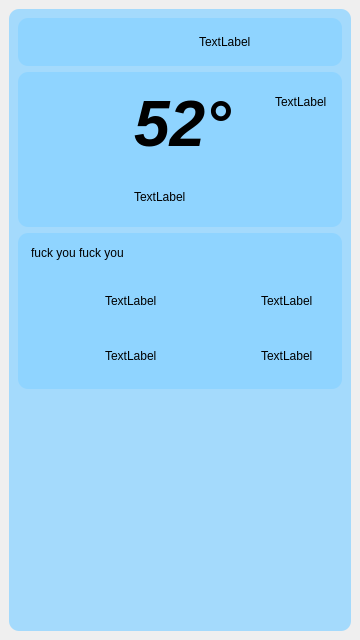
Old version of the form mainwindow.ui in the repository FangRenHub/weather.
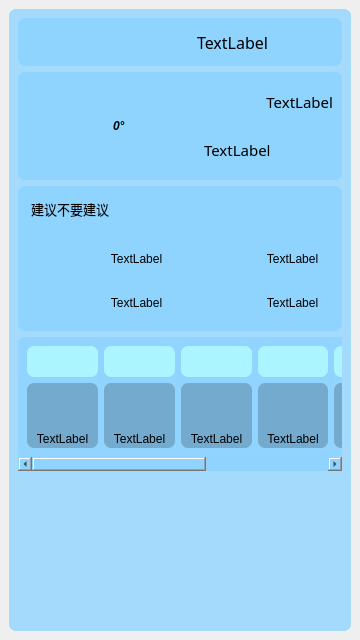
New version of the form. Icons and pictures are not drawn.

Diff of the .ui file:
```diff
--- a/mainwindow.ui
+++ b/mainwindow.ui
@@ -19,9 +19,9 @@
      <widget class="QWidget" name="ChildWidget" native="true">
       <property name="styleSheet">
        <string notr="true">background-color: rgba(143, 212, 255, 200);
-border-radius: 10px;</string>
+border-radius: 7px;</string>
       </property>
-      <layout class="QVBoxLayout" name="verticalLayout_2" stretch="1,4,4,6">
+      <layout class="QVBoxLayout" name="verticalLayout_2" stretch="1,3,4,0,0">
        <item>
         <widget class="QWidget" name="widget_2" native="true">
          <property name="sizePolicy">
@@ -33,7 +33,7 @@
          <property name="styleSheet">
           <string notr="true">background-color: rgba(143, 212, 255, 255);</string>
          </property>
-         <layout class="QHBoxLayout" name="horizontalLayout" stretch="3,1,2,5">
+         <layout class="QHBoxLayout" name="horizontalLayout" stretch="3,1,3,6">
           <item>
            <widget class="QLineEdit" name="cityEdit">
             <property name="font">
@@ -70,7 +70,7 @@
             </property>
             <property name="sizeHint" stdset="0">
              <size>
-              <width>49</width>
+              <width>62</width>
               <height>30</height>
              </size>
             </property>
@@ -84,6 +84,12 @@
               <verstretch>0</verstretch>
              </sizepolicy>
             </property>
+            <property name="font">
+             <font>
+              <family>黑体</family>
+              <pointsize>12</pointsize>
+             </font>
+            </property>
             <property name="text">
              <string>TextLabel</string>
             </property>
@@ -97,9 +103,24 @@
          <property name="styleSheet">
           <string notr="true">background-color: rgba(143, 212, 255, 255);</string>
          </property>
-         <layout class="QGridLayout" name="gridLayout" columnstretch="7,5,2,2,1,0,0">
-          <item row="0" column="0" rowspan="3">
-           <widget class="QLabel" name="weatLabel">
+         <layout class="QGridLayout" name="gridLayout" columnstretch="3,3,2,2">
+          <item row="0" column="0" rowspan="2">
+           <widget class="QLabel" name="todIcon">
+            <property name="enabled">
+             <bool>true</bool>
+            </property>
+            <property name="sizePolicy">
+             <sizepolicy hsizetype="Ignored" vsizetype="Ignored">
+              <horstretch>0</horstretch>
+              <verstretch>0</verstretch>
+             </sizepolicy>
+            </property>
+            <property name="maximumSize">
+             <size>
+              <width>80</width>
+              <height>80</height>
+             </size>
+            </property>
             <property name="autoFillBackground">
              <bool>false</bool>
             </property>
@@ -111,53 +132,72 @@
             </property>
            </widget>
           </item>
+          <item row="0" column="1" rowspan="2">
+           <widget class="QLabel" name="wenduLab">
+            <property name="enabled">
+             <bool>true</bool>
+            </property>
+            <property name="maximumSize">
+             <size>
+              <width>120</width>
+              <height>91</height>
+             </size>
+            </property>
+            <property name="styleSheet">
+             <string notr="true">font: 48pt &quot;Agency FB&quot;;
+font-weight: bold;
+font-style:italic;
+</string>
+            </property>
+            <property name="text">
+             <string>&lt;html&gt;&lt;head/&gt;&lt;body&gt;&lt;p&gt;0°&lt;/p&gt;&lt;/body&gt;&lt;/html&gt;</string>
+            </property>
+           </widget>
+          </item>
+          <item row="1" column="2" colspan="2">
+           <widget class="QLabel" name="mainTypeLab">
+            <property name="maximumSize">
+             <size>
+              <width>109</width>
+              <height>42</height>
+             </size>
+            </property>
+            <property name="font">
+             <font>
+              <family>黑体</family>
+              <pointsize>11</pointsize>
+              <weight>50</weight>
+              <italic>false</italic>
+              <bold>false</bold>
+             </font>
+            </property>
+            <property name="styleSheet">
+             <string notr="true">font: 11pt &quot;黑体&quot;;</string>
+            </property>
+            <property name="text">
+             <string>TextLabel</string>
+            </property>
+           </widget>
+          </item>
           <item row="0" column="3">
-           <spacer name="horizontalSpacer_3">
-            <property name="orientation">
-             <enum>Qt::Horizontal</enum>
-            </property>
-            <property name="sizeHint" stdset="0">
+           <widget class="QLabel" name="cityLab">
+            <property name="maximumSize">
              <size>
-              <width>118</width>
-              <height>20</height>
+              <width>19999</width>
+              <height>19999</height>
              </size>
             </property>
-           </spacer>
-          </item>
-          <item row="0" column="1" rowspan="2" colspan="2">
-           <widget class="QLabel" name="label_3">
-            <property name="styleSheet">
-             <string notr="true">font: 36pt &quot;Agency FB&quot;;</string>
+            <property name="font">
+             <font>
+              <family>黑体</family>
+              <pointsize>11</pointsize>
+             </font>
             </property>
             <property name="text">
-             <string>&lt;html&gt;&lt;head/&gt;&lt;body&gt;&lt;p&gt;&lt;span style=&quot; font-size:48pt; font-weight:600; font-style:italic;&quot;&gt;52°&lt;/span&gt;&lt;/p&gt;&lt;/body&gt;&lt;/html&gt;</string>
-            </property>
-           </widget>
-          </item>
-          <item row="0" column="4">
-           <widget class="QLabel" name="label_5">
-            <property name="text">
              <string>TextLabel</string>
             </property>
-           </widget>
-          </item>
-          <item row="2" column="4" colspan="2">
-           <spacer name="horizontalSpacer_2">
-            <property name="orientation">
-             <enum>Qt::Horizontal</enum>
-            </property>
-            <property name="sizeHint" stdset="0">
-             <size>
-              <width>20</width>
-              <height>20</height>
-             </size>
-            </property>
-           </spacer>
-          </item>
-          <item row="2" column="1" colspan="3">
-           <widget class="QLabel" name="label_4">
-            <property name="text">
-             <string>TextLabel</string>
+            <property name="alignment">
+             <set>Qt::AlignRight|Qt::AlignTrailing|Qt::AlignVCenter</set>
             </property>
            </widget>
           </item>
@@ -169,70 +209,7 @@
          <property name="styleSheet">
           <string notr="true">background-color: rgba(143, 212, 255, 255);</string>
          </property>
-         <layout class="QGridLayout" name="gridLayout_2" rowstretch="4,7,7">
-          <item row="0" column="0" colspan="2">
-           <widget class="QTextBrowser" name="textBrowser">
-            <property name="sizePolicy">
-             <sizepolicy hsizetype="Ignored" vsizetype="Ignored">
-              <horstretch>0</horstretch>
-              <verstretch>0</verstretch>
-             </sizepolicy>
-            </property>
-            <property name="html">
-             <string>&lt;!DOCTYPE HTML PUBLIC &quot;-//W3C//DTD HTML 4.0//EN&quot; &quot;http://www.w3.org/TR/REC-html40/strict.dtd&quot;&gt;
-&lt;html&gt;&lt;head&gt;&lt;meta name=&quot;qrichtext&quot; content=&quot;1&quot; /&gt;&lt;style type=&quot;text/css&quot;&gt;
-p, li { white-space: pre-wrap; }
-&lt;/style&gt;&lt;/head&gt;&lt;body style=&quot; font-family:'SimSun'; font-size:9pt; font-weight:400; font-style:normal;&quot;&gt;
-&lt;p style=&quot; margin-top:0px; margin-bottom:0px; margin-left:0px; margin-right:0px; -qt-block-indent:0; text-indent:0px;&quot;&gt;fuck you fuck you&lt;/p&gt;&lt;/body&gt;&lt;/html&gt;</string>
-            </property>
-           </widget>
-          </item>
-          <item row="1" column="0">
-           <widget class="QWidget" name="widget_5" native="true">
-            <layout class="QHBoxLayout" name="horizontalLayout_2">
-             <item>
-              <widget class="QLabel" name="label_6">
-               <property name="styleSheet">
-                <string notr="true">image: url(:/humidity.png);</string>
-               </property>
-               <property name="text">
-                <string/>
-               </property>
-              </widget>
-             </item>
-             <item>
-              <widget class="QLabel" name="label_7">
-               <property name="text">
-                <string>TextLabel</string>
-               </property>
-              </widget>
-             </item>
-            </layout>
-           </widget>
-          </item>
-          <item row="1" column="1">
-           <widget class="QWidget" name="widget_6" native="true">
-            <layout class="QHBoxLayout" name="horizontalLayout_3">
-             <item>
-              <widget class="QLabel" name="label_8">
-               <property name="styleSheet">
-                <string notr="true">image: url(:/aqi.png);</string>
-               </property>
-               <property name="text">
-                <string/>
-               </property>
-              </widget>
-             </item>
-             <item>
-              <widget class="QLabel" name="label_9">
-               <property name="text">
-                <string>TextLabel</string>
-               </property>
-              </widget>
-             </item>
-            </layout>
-           </widget>
-          </item>
+         <layout class="QGridLayout" name="gridLayout_2" rowstretch="0,0,0">
           <item row="2" column="0">
            <widget class="QWidget" name="widget_7" native="true">
             <layout class="QHBoxLayout" name="horizontalLayout_4">
@@ -247,9 +224,47 @@
               </widget>
              </item>
              <item>
-              <widget class="QLabel" name="label_11">
+              <widget class="QLabel" name="windLab">
+               <property name="styleSheet">
+                <string notr="true">font: 12pt &quot;黑体&quot;;</string>
+               </property>
                <property name="text">
                 <string>TextLabel</string>
+               </property>
+               <property name="alignment">
+                <set>Qt::AlignCenter</set>
+               </property>
+              </widget>
+             </item>
+            </layout>
+           </widget>
+          </item>
+          <item row="1" column="0">
+           <widget class="QWidget" name="widget_5" native="true">
+            <property name="styleSheet">
+             <string notr="true">shadow: 10px 5px 5px red;</string>
+            </property>
+            <layout class="QHBoxLayout" name="horizontalLayout_2">
+             <item>
+              <widget class="QLabel" name="label_6">
+               <property name="styleSheet">
+                <string notr="true">image: url(:/humidity.png);</string>
+               </property>
+               <property name="text">
+                <string/>
+               </property>
+              </widget>
+             </item>
+             <item>
+              <widget class="QLabel" name="shiLab">
+               <property name="styleSheet">
+                <string notr="true">font: 12pt &quot;黑体&quot;;</string>
+               </property>
+               <property name="text">
+                <string>TextLabel</string>
+               </property>
+               <property name="alignment">
+                <set>Qt::AlignCenter</set>
                </property>
               </widget>
              </item>
@@ -267,12 +282,70 @@
                <property name="text">
                 <string/>
                </property>
+               <property name="alignment">
+                <set>Qt::AlignCenter</set>
+               </property>
               </widget>
              </item>
              <item>
-              <widget class="QLabel" name="label_13">
+              <widget class="QLabel" name="pmLab">
+               <property name="styleSheet">
+                <string notr="true">font: 12pt &quot;黑体&quot;;</string>
+               </property>
                <property name="text">
                 <string>TextLabel</string>
+               </property>
+               <property name="alignment">
+                <set>Qt::AlignCenter</set>
+               </property>
+              </widget>
+             </item>
+            </layout>
+           </widget>
+          </item>
+          <item row="0" column="0" colspan="2">
+           <widget class="QTextBrowser" name="ganLab">
+            <property name="sizePolicy">
+             <sizepolicy hsizetype="Ignored" vsizetype="Ignored">
+              <horstretch>0</horstretch>
+              <verstretch>0</verstretch>
+             </sizepolicy>
+            </property>
+            <property name="styleSheet">
+             <string notr="true">font: 10pt &quot;黑体&quot;;</string>
+            </property>
+            <property name="html">
+             <string>&lt;!DOCTYPE HTML PUBLIC &quot;-//W3C//DTD HTML 4.0//EN&quot; &quot;http://www.w3.org/TR/REC-html40/strict.dtd&quot;&gt;
+&lt;html&gt;&lt;head&gt;&lt;meta name=&quot;qrichtext&quot; content=&quot;1&quot; /&gt;&lt;style type=&quot;text/css&quot;&gt;
+p, li { white-space: pre-wrap; }
+&lt;/style&gt;&lt;/head&gt;&lt;body style=&quot; font-family:'黑体'; font-size:10pt; font-weight:400; font-style:normal;&quot;&gt;
+&lt;p style=&quot; margin-top:0px; margin-bottom:0px; margin-left:0px; margin-right:0px; -qt-block-indent:0; text-indent:0px;&quot;&gt;建议不要建议&lt;/p&gt;&lt;/body&gt;&lt;/html&gt;</string>
+            </property>
+           </widget>
+          </item>
+          <item row="1" column="1">
+           <widget class="QWidget" name="widget_6" native="true">
+            <layout class="QHBoxLayout" name="horizontalLayout_3">
+             <item>
+              <widget class="QLabel" name="label_8">
+               <property name="styleSheet">
+                <string notr="true">image: url(:/aqi.png);</string>
+               </property>
+               <property name="text">
+                <string/>
+               </property>
+              </widget>
+             </item>
+             <item>
+              <widget class="QLabel" name="qualLab">
+               <property name="styleSheet">
+                <string notr="true">font: 12pt &quot;黑体&quot;;</string>
+               </property>
+               <property name="text">
+                <string>TextLabel</string>
+               </property>
+               <property name="alignment">
+                <set>Qt::AlignCenter</set>
                </property>
               </widget>
              </item>
@@ -282,6 +355,470 @@
          </layout>
         </widget>
        </item>
+       <item>
+        <widget class="QScrollArea" name="scrollArea">
+         <property name="lineWidth">
+          <number>1</number>
+         </property>
+         <property name="verticalScrollBarPolicy">
+          <enum>Qt::ScrollBarAlwaysOff</enum>
+         </property>
+         <property name="horizontalScrollBarPolicy">
+          <enum>Qt::ScrollBarAlwaysOn</enum>
+         </property>
+         <property name="sizeAdjustPolicy">
+          <enum>QAbstractScrollArea::AdjustIgnored</enum>
+         </property>
+         <property name="widgetResizable">
+          <bool>false</bool>
+         </property>
+         <widget class="QWidget" name="scrollAreaWidgetContents">
+          <property name="geometry">
+           <rect>
+            <x>0</x>
+            <y>0</y>
+            <width>550</width>
+            <height>120</height>
+           </rect>
+          </property>
+          <layout class="QGridLayout" name="gridLayout_3" columnstretch="1,1,1,1,1,1,1" rowminimumheight="10,65">
+           <item row="0" column="5">
+            <widget class="QLabel" name="weekLab5">
+             <property name="styleSheet">
+              <string notr="true">background-color: rgb(170, 245, 255);</string>
+             </property>
+             <property name="text">
+              <string/>
+             </property>
+             <property name="alignment">
+              <set>Qt::AlignCenter</set>
+             </property>
+            </widget>
+           </item>
+           <item row="0" column="1">
+            <widget class="QLabel" name="weekLab1">
+             <property name="sizePolicy">
+              <sizepolicy hsizetype="Preferred" vsizetype="Expanding">
+               <horstretch>0</horstretch>
+               <verstretch>0</verstretch>
+              </sizepolicy>
+             </property>
+             <property name="styleSheet">
+              <string notr="true">background-color: rgb(170, 245, 255);</string>
+             </property>
+             <property name="text">
+              <string/>
+             </property>
+             <property name="alignment">
+              <set>Qt::AlignCenter</set>
+             </property>
+            </widget>
+           </item>
+           <item row="0" column="3">
+            <widget class="QLabel" name="weekLab3">
+             <property name="styleSheet">
+              <string notr="true">background-color: rgb(170, 245, 255);</string>
+             </property>
+             <property name="text">
+              <string/>
+             </property>
+             <property name="alignment">
+              <set>Qt::AlignCenter</set>
+             </property>
+            </widget>
+           </item>
+           <item row="0" column="6">
+            <widget class="QLabel" name="weekLab6">
+             <property name="styleSheet">
+              <string notr="true">background-color: rgb(170, 245, 255);</string>
+             </property>
+             <property name="text">
+              <string/>
+             </property>
+             <property name="alignment">
+              <set>Qt::AlignCenter</set>
+             </property>
+            </widget>
+           </item>
+           <item row="0" column="2">
+            <widget class="QLabel" name="weekLab2">
+             <property name="styleSheet">
+              <string notr="true">background-color: rgb(170, 245, 255);</string>
+             </property>
+             <property name="text">
+              <string/>
+             </property>
+             <property name="alignment">
+              <set>Qt::AlignCenter</set>
+             </property>
+            </widget>
+           </item>
+           <item row="0" column="0">
+            <widget class="QLabel" name="weekLab0">
+             <property name="styleSheet">
+              <string notr="true">background-color: rgb(170, 245, 255);</string>
+             </property>
+             <property name="text">
+              <string/>
+             </property>
+             <property name="alignment">
+              <set>Qt::AlignCenter</set>
+             </property>
+            </widget>
+           </item>
+           <item row="0" column="4">
+            <widget class="QLabel" name="weekLab4">
+             <property name="styleSheet">
+              <string notr="true">background-color: rgb(170, 245, 255);</string>
+             </property>
+             <property name="text">
+              <string/>
+             </property>
+             <property name="alignment">
+              <set>Qt::AlignCenter</set>
+             </property>
+            </widget>
+           </item>
+           <item row="1" column="0">
+            <widget class="QWidget" name="widget" native="true">
+             <property name="styleSheet">
+              <string notr="true">background-color: rgba(0, 0, 0, 50);</string>
+             </property>
+             <layout class="QVBoxLayout" name="verticalLayout_3" stretch="3,0">
+              <property name="spacing">
+               <number>2</number>
+              </property>
+              <property name="leftMargin">
+               <number>0</number>
+              </property>
+              <property name="topMargin">
+               <number>0</number>
+              </property>
+              <property name="rightMargin">
+               <number>0</number>
+              </property>
+              <property name="bottomMargin">
+               <number>2</number>
+              </property>
+              <item>
+               <widget class="QLabel" name="foreIcon0">
+                <property name="styleSheet">
+                 <string notr="true">background-color: rgba(0, 0, 0, 0);
+image: url(:/type2/duoyun.png);</string>
+                </property>
+                <property name="text">
+                 <string/>
+                </property>
+               </widget>
+              </item>
+              <item>
+               <widget class="QLabel" name="typeLab0">
+                <property name="styleSheet">
+                 <string notr="true">background-color: rgba(255, 255, 255, 0);</string>
+                </property>
+                <property name="text">
+                 <string>TextLabel</string>
+                </property>
+                <property name="alignment">
+                 <set>Qt::AlignBottom|Qt::AlignHCenter</set>
+                </property>
+               </widget>
+              </item>
+             </layout>
+            </widget>
+           </item>
+           <item row="1" column="1">
+            <widget class="QWidget" name="widget_9" native="true">
+             <property name="styleSheet">
+              <string notr="true">background-color: rgba(0, 0, 0, 50);</string>
+             </property>
+             <layout class="QVBoxLayout" name="verticalLayout_4" stretch="3,0">
+              <property name="spacing">
+               <number>2</number>
+              </property>
+              <property name="leftMargin">
+               <number>0</number>
+              </property>
+              <property name="topMargin">
+               <number>0</number>
+              </property>
+              <property name="rightMargin">
+               <number>0</number>
+              </property>
+              <property name="bottomMargin">
+               <number>2</number>
+              </property>
+              <item>
+               <widget class="QLabel" name="foreIcon1">
+                <property name="styleSheet">
+                 <string notr="true">background-color: rgba(0, 0, 0, 0);
+image: url(:/type2/duoyun.png);</string>
+                </property>
+                <property name="text">
+                 <string/>
+                </property>
+               </widget>
+              </item>
+              <item>
+               <widget class="QLabel" name="typeLab1">
+                <property name="styleSheet">
+                 <string notr="true">background-color: rgba(255, 255, 255, 0);</string>
+                </property>
+                <property name="text">
+                 <string>TextLabel</string>
+                </property>
+                <property name="alignment">
+                 <set>Qt::AlignBottom|Qt::AlignHCenter</set>
+                </property>
+               </widget>
+              </item>
+             </layout>
+            </widget>
+           </item>
+           <item row="1" column="2">
+            <widget class="QWidget" name="widget_10" native="true">
+             <property name="styleSheet">
+              <string notr="true">background-color: rgba(0, 0, 0, 50);</string>
+             </property>
+             <layout class="QVBoxLayout" name="verticalLayout_5" stretch="3,0">
+              <property name="spacing">
+               <number>2</number>
+              </property>
+              <property name="leftMargin">
+               <number>0</number>
+              </property>
+              <property name="topMargin">
+               <number>0</number>
+              </property>
+              <property name="rightMargin">
+               <number>0</number>
+              </property>
+              <property name="bottomMargin">
+               <number>2</number>
+              </property>
+              <item>
+               <widget class="QLabel" name="foreIcon2">
+                <property name="styleSheet">
+                 <string notr="true">background-color: rgba(0, 0, 0, 0);
+image: url(:/type2/duoyun.png);</string>
+                </property>
+                <property name="text">
+                 <string/>
+                </property>
+               </widget>
+              </item>
+              <item>
+               <widget class="QLabel" name="typeLab2">
+                <property name="styleSheet">
+                 <string notr="true">background-color: rgba(255, 255, 255, 0);</string>
+                </property>
+                <property name="text">
+                 <string>TextLabel</string>
+                </property>
+                <property name="alignment">
+                 <set>Qt::AlignBottom|Qt::AlignHCenter</set>
+                </property>
+               </widget>
+              </item>
+             </layout>
+            </widget>
+           </item>
+           <item row="1" column="3">
+            <widget class="QWidget" name="widget_11" native="true">
+             <property name="styleSheet">
+              <string notr="true">background-color: rgba(0, 0, 0, 50);</string>
+             </property>
+             <layout class="QVBoxLayout" name="verticalLayout_6" stretch="3,0">
+              <property name="spacing">
+               <number>2</number>
+              </property>
+              <property name="leftMargin">
+               <number>0</number>
+              </property>
+              <property name="topMargin">
+               <number>0</number>
+              </property>
+              <property name="rightMargin">
+               <number>0</number>
+              </property>
+              <property name="bottomMargin">
+               <number>2</number>
+              </property>
+              <item>
+               <widget class="QLabel" name="foreIcon3">
+                <property name="styleSheet">
+                 <string notr="true">background-color: rgba(0, 0, 0, 0);
+image: url(:/type2/duoyun.png);</string>
+                </property>
+                <property name="text">
+                 <string/>
+                </property>
+               </widget>
+              </item>
+              <item>
+               <widget class="QLabel" name="typeLab3">
+                <property name="styleSheet">
+                 <string notr="true">background-color: rgba(255, 255, 255, 0);</string>
+                </property>
+                <property name="text">
+                 <string>TextLabel</string>
+                </property>
+                <property name="alignment">
+                 <set>Qt::AlignBottom|Qt::AlignHCenter</set>
+                </property>
+               </widget>
+              </item>
+             </layout>
+            </widget>
+           </item>
+           <item row="1" column="4">
+            <widget class="QWidget" name="widget_12" native="true">
+             <property name="styleSheet">
+              <string notr="true">background-color: rgba(0, 0, 0, 50);</string>
+             </property>
+             <layout class="QVBoxLayout" name="verticalLayout_7" stretch="3,0">
+              <property name="spacing">
+               <number>2</number>
+              </property>
+              <property name="leftMargin">
+               <number>0</number>
+              </property>
+              <property name="topMargin">
+               <number>0</number>
+              </property>
+              <property name="rightMargin">
+               <number>0</number>
+              </property>
+              <property name="bottomMargin">
+               <number>2</number>
+              </property>
+              <item>
+               <widget class="QLabel" name="foreIcon4">
+                <property name="styleSheet">
+                 <string notr="true">background-color: rgba(0, 0, 0, 0);
+image: url(:/type2/duoyun.png);</string>
+                </property>
+                <property name="text">
+                 <string/>
+                </property>
+               </widget>
+              </item>
+              <item>
+               <widget class="QLabel" name="typeLab4">
+                <property name="styleSheet">
+                 <string notr="true">background-color: rgba(255, 255, 255, 0);</string>
+                </property>
+                <property name="text">
+                 <string>TextLabel</string>
+                </property>
+                <property name="alignment">
+                 <set>Qt::AlignBottom|Qt::AlignHCenter</set>
+                </property>
+               </widget>
+              </item>
+             </layout>
+            </widget>
+           </item>
+           <item row="1" column="5">
+            <widget class="QWidget" name="widget_13" native="true">
+             <property name="styleSheet">
+              <string notr="true">background-color: rgba(0, 0, 0, 50);</string>
+             </property>
+             <layout class="QVBoxLayout" name="verticalLayout_8" stretch="3,0">
+              <property name="spacing">
+               <number>2</number>
+              </property>
+              <property name="leftMargin">
+               <number>0</number>
+              </property>
+              <property name="topMargin">
+               <number>0</number>
+              </property>
+              <property name="rightMargin">
+               <number>0</number>
+              </property>
+              <property name="bottomMargin">
+               <number>2</number>
+              </property>
+              <item>
+               <widget class="QLabel" name="foreIcon5">
+                <property name="styleSheet">
+                 <string notr="true">background-color: rgba(0, 0, 0, 0);
+image: url(:/type2/duoyun.png);</string>
+                </property>
+                <property name="text">
+                 <string/>
+                </property>
+               </widget>
+              </item>
+              <item>
+               <widget class="QLabel" name="typeLab5">
+                <property name="styleSheet">
+                 <string notr="true">background-color: rgba(255, 255, 255, 0);</string>
+                </property>
+                <property name="text">
+                 <string>TextLabel</string>
+                </property>
+                <property name="alignment">
+                 <set>Qt::AlignBottom|Qt::AlignHCenter</set>
+                </property>
+               </widget>
+              </item>
+             </layout>
+            </widget>
+           </item>
+           <item row="1" column="6">
+            <widget class="QWidget" name="widget_14" native="true">
+             <property name="styleSheet">
+              <string notr="true">background-color: rgba(0, 0, 0, 50);</string>
+             </property>
+             <layout class="QVBoxLayout" name="verticalLayout_9" stretch="3,0">
+              <property name="spacing">
+               <number>2</number>
+              </property>
+              <property name="leftMargin">
+               <number>0</number>
+              </property>
+              <property name="topMargin">
+               <number>0</number>
+              </property>
+              <property name="rightMargin">
+               <number>0</number>
+              </property>
+              <property name="bottomMargin">
+               <number>2</number>
+              </property>
+              <item>
+               <widget class="QLabel" name="foreIcon6">
+                <property name="styleSheet">
+                 <string notr="true">background-color: rgba(0, 0, 0, 0);
+image: url(:/type2/duoyun.png);</string>
+                </property>
+                <property name="text">
+                 <string/>
+                </property>
+               </widget>
+              </item>
+              <item>
+               <widget class="QLabel" name="typeLab6">
+                <property name="styleSheet">
+                 <string notr="true">background-color: rgba(255, 255, 255, 0);</string>
+                </property>
+                <property name="text">
+                 <string>TextLabel</string>
+                </property>
+                <property name="alignment">
+                 <set>Qt::AlignBottom|Qt::AlignHCenter</set>
+                </property>
+               </widget>
+              </item>
+             </layout>
+            </widget>
+           </item>
+          </layout>
+         </widget>
+        </widget>
+       </item>
        <item>
         <spacer name="verticalSpacer">
          <property name="orientation">
@@ -290,7 +827,7 @@
          <property name="sizeHint" stdset="0">
           <size>
            <width>20</width>
-           <height>226</height>
+           <height>151</height>
           </size>
          </property>
         </spacer>
```
Left out of the diff: 4 changed lines with no effect on the pictures.
